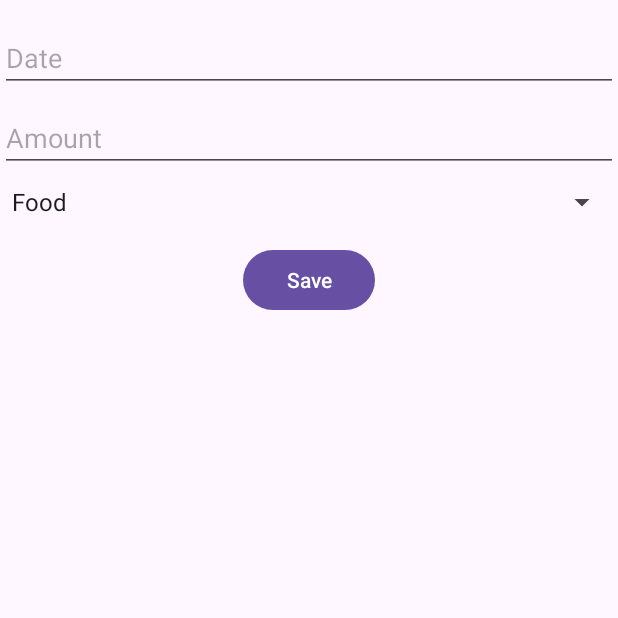
After one commit to bui-jeremy/JeremyBui-ExpenseApp, an Android app: the AddEditExpenseFragment screen opened through its navigation route, on a phone screen of 412 x 824 dp, the top half of it. The commit adds this screen. Run offline under Robolectric (Android 15) with nearby library versions, the phone set to English and light mode, and no system bars; our stand-ins replace data binding.

Commit message:
Can add a new expense to recycler view and clicking on existing view from list allows modification

```diff
--- a/app/src/main/AndroidManifest.xml
+++ b/app/src/main/AndroidManifest.xml
@@ -3,6 +3,7 @@
     xmlns:tools="http://schemas.android.com/tools">
 
     <application
+        android:name=".ExpenseApp"
         android:allowBackup="true"
         android:dataExtractionRules="@xml/data_extraction_rules"
         android:fullBackupContent="@xml/backup_rules"
--- /dev/null
+++ b/app/src/main/java/com/bignerdranch/android/jeremybui_expenseapp/AddEditExpenseFragment.kt
@@ -0,0 +1,118 @@
+package com.bignerdranch.android.jeremybui_expenseapp
+
+import android.os.Bundle
+import android.view.LayoutInflater
+import android.view.View
+import android.view.ViewGroup
+import android.widget.ArrayAdapter
+import androidx.fragment.app.Fragment
+import androidx.fragment.app.viewModels
+import androidx.navigation.fragment.findNavController
+import androidx.navigation.fragment.navArgs
+import com.bignerdranch.android.jeremybui_expenseapp.databinding.FragmentAddEditExpenseBinding
+import java.text.SimpleDateFormat
+import java.util.*
+
+class AddEditExpenseFragment : Fragment() {
+
+    private var _binding: FragmentAddEditExpenseBinding? = null
+    private val binding get() = _binding!!
+
+    private val args: AddEditExpenseFragmentArgs by navArgs()
+
+    private val viewModel: ExpenseViewModel by viewModels {
+        ExpenseViewModelFactory((activity?.application as ExpenseApp).repository)
+    }
+
+    override fun onCreateView(inflater: LayoutInflater, container: ViewGroup?, savedInstanceState: Bundle?): View {
+        _binding = FragmentAddEditExpenseBinding.inflate(inflater, container, false)
+        return binding.root
+    }
+
+    override fun onViewCreated(view: View, savedInstanceState: Bundle?) {
+        super.onViewCreated(view, savedInstanceState)
+
+        setupSpinner()
+
+        val expenseId = args.expenseId
+        if (expenseId > 0) {
+            viewModel.getExpenseById(expenseId).observe(viewLifecycleOwner) { expense ->
+                populateUiForEdit(expense)
+            }
+        }
+
+        binding.saveExpenseButton.setOnClickListener {
+            if (expenseId > 0) {
+                updateExpense(expenseId)
+            } else {
+                saveExpense()
+            }
+        }
+    }
+
+    // load existing data into addeditexpensefragment
+    private fun populateUiForEdit(expense: Expense) {
+        val dateFormat = SimpleDateFormat("MM/dd/yyyy", Locale.getDefault())
+        binding.editTextDate.setText(dateFormat.format(expense.date))
+        binding.editTextAmount.setText(expense.amount.toString())
+        val categories = resources.getStringArray(R.array.expense_categories)
+        binding.categorySpinner.setSelection(categories.indexOf(expense.category))
+    }
+
+    // load spinner using category array
+    private fun setupSpinner() {
+        val categories = resources.getStringArray(R.array.expense_categories)
+        val adapter = ArrayAdapter(requireContext(), android.R.layout.simple_spinner_item, categories)
+        adapter.setDropDownViewResource(android.R.layout.simple_spinner_dropdown_item)
+        binding.categorySpinner.adapter = adapter
+    }
+
+    // from btnSaveExpense to save into DB
+    private fun saveExpense() {
+        val (amount, date, category) = getExpenseInput()
+        if (amount != null && date != null) {
+            val expense = Expense(date = date, amount = amount, category = category)
+            viewModel.insert(expense)
+            findNavController().navigateUp()
+        }
+    }
+
+    // if we clicked view, then update the current existing entity
+    private fun updateExpense(id: Int) {
+        val (amount, date, category) = getExpenseInput()
+        if (amount != null && date != null) {
+            val expense = Expense(id = id, date = date, amount = amount, category = category)
+            viewModel.update(expense)
+            findNavController().navigateUp()
+        }
+    }
+
+    // parsing the form to add/modify entry in DB
+    private fun getExpenseInput(): Triple<Double?, Date?, String> {
+        val amount = binding.editTextAmount.text.toString().toDoubleOrNull()
+        val dateString = binding.editTextDate.text.toString()
+        val category = binding.categorySpinner.selectedItem.toString()
+
+        if (amount == null) {
+            return Triple(null, null, "")
+        }
+
+        val dateFormat = SimpleDateFormat("MM/dd/yyyy", Locale.getDefault())
+        val date = try {
+            dateFormat.parse(dateString)
+        } catch (e: Exception) {
+            null
+        }
+
+        if (date == null) {
+            return Triple(null, null, "")
+        }
+
+        return Triple(amount, date, category)
+    }
+
+    override fun onDestroyView() {
+        super.onDestroyView()
+        _binding = null
+    }
+}
--- /dev/null
+++ b/app/src/main/java/com/bignerdranch/android/jeremybui_expenseapp/ExpenseApp.kt
@@ -0,0 +1,10 @@
+package com.bignerdranch.android.jeremybui_expenseapp
+
+import android.app.Application
+
+class ExpenseApp : Application() {
+    val repository: ExpenseRepository by lazy {
+        val expenseDao = AppDatabase.getDatabase(this).expenseDao()
+        ExpenseRepository(expenseDao)
+    }
+}
--- /dev/null
+++ b/app/src/main/java/com/bignerdranch/android/jeremybui_expenseapp/ExpenseDao.kt
@@ -0,0 +1,23 @@
+package com.bignerdranch.android.jeremybui_expenseapp
+
+import androidx.lifecycle.LiveData
+import androidx.room.*
+
+@Dao
+interface ExpenseDao {
+    @Query("SELECT * FROM expenses ORDER BY date DESC")
+    fun getAllExpenses(): LiveData<List<Expense>>
+
+    @Insert(onConflict = OnConflictStrategy.REPLACE)
+    suspend fun insert(expense: Expense)
+
+    @Update
+    suspend fun update(expense: Expense)
+
+    @Delete
+    suspend fun delete(expense: Expense)
+
+    @Query("SELECT * FROM expenses WHERE id = :id LIMIT 1")
+    fun getExpenseById(id: Int): LiveData<Expense>
+
+}
--- /dev/null
+++ b/app/src/main/java/com/bignerdranch/android/jeremybui_expenseapp/ExpenseListFragment.kt
@@ -0,0 +1,56 @@
+// ExpensesListFragment.kt
+package com.bignerdranch.android.jeremybui_expenseapp
+
+import android.os.Bundle
+import android.view.LayoutInflater
+import android.view.View
+import android.view.ViewGroup
+import androidx.fragment.app.Fragment
+import androidx.fragment.app.viewModels
+import androidx.navigation.fragment.findNavController
+import androidx.recyclerview.widget.LinearLayoutManager
+import com.bignerdranch.android.jeremybui_expenseapp.databinding.FragmentExpensesListBinding
+
+class ExpensesListFragment : Fragment() {
+
+    private var _binding: FragmentExpensesListBinding? = null
+    private val binding get() = _binding!!
+
+    private val viewModel: ExpenseViewModel by viewModels {
+        ExpenseViewModelFactory((activity?.application as ExpenseApp).repository)
+    }
+
+    override fun onCreateView(inflater: LayoutInflater, container: ViewGroup?, savedInstanceState: Bundle?): View {
+        _binding = FragmentExpensesListBinding.inflate(inflater, container, false)
+        return binding.root
+    }
+
+    override fun onViewCreated(view: View, savedInstanceState: Bundle?) {
+        super.onViewCreated(view, savedInstanceState)
+        setupRecyclerView()
+
+        binding.btnAddExpense.setOnClickListener {
+            val action = ExpensesListFragmentDirections.actionExpensesListFragmentToAddEditExpenseFragment(0) // 0 for new expense
+            findNavController().navigate(action)
+        }
+    }
+
+    // setup the recyclerview for the list of expenses
+    private fun setupRecyclerView() {
+        val adapter = ExpensesAdapter { expense ->
+            val action = ExpensesListFragmentDirections.actionExpensesListFragmentToAddEditExpenseFragment(expense.id)
+            findNavController().navigate(action)
+        }
+        binding.expensesRecyclerView.adapter = adapter
+        binding.expensesRecyclerView.layoutManager = LinearLayoutManager(context)
+
+        viewModel.allExpenses.observe(viewLifecycleOwner) { expenses ->
+            adapter.submitList(expenses)
+        }
+    }
+
+    override fun onDestroyView() {
+        super.onDestroyView()
+        _binding = null
+    }
+}
--- /dev/null
+++ b/app/src/main/java/com/bignerdranch/android/jeremybui_expenseapp/ExpenseViewModelFactory.kt
@@ -0,0 +1,14 @@
+package com.bignerdranch.android.jeremybui_expenseapp
+
+import androidx.lifecycle.ViewModel
+import androidx.lifecycle.ViewModelProvider
+
+class ExpenseViewModelFactory(private val repository: ExpenseRepository) : ViewModelProvider.Factory {
+    override fun <T : ViewModel> create(modelClass: Class<T>): T {
+        if (modelClass.isAssignableFrom(ExpenseViewModel::class.java)) {
+            @Suppress("UNCHECKED_CAST")
+            return ExpenseViewModel(repository) as T
+        }
+        throw IllegalArgumentException("Unknown ViewModel class")
+    }
+}
--- a/app/src/main/res/layout/activity_main.xml
+++ b/app/src/main/res/layout/activity_main.xml
@@ -1,12 +1,12 @@
-<androidx.constraintlayout.widget.ConstraintLayout xmlns:android="http://schemas.android.com/apk/res/android"
+<?xml version="1.0" encoding="utf-8"?>
+<androidx.fragment.app.FragmentContainerView
+    xmlns:android="http://schemas.android.com/apk/res/android"
     xmlns:app="http://schemas.android.com/apk/res-auto"
     xmlns:tools="http://schemas.android.com/tools"
+    tools:context=".MainActivity"
+    android:id="@+id/nav_host_fragment"
     android:layout_width="match_parent"
     android:layout_height="match_parent"
-    tools:context="com.bignerdranch.android.jeremybui_expenseapp.MainActivity">
-    <androidx.fragment.app.FragmentContainerView
-        android:id="@+id/fragmentContainer"
-        android:layout_width="match_parent"
-        android:layout_height="match_parent"
-        android:name="com.bignerdranch.android.jeremybui_expenseapp.ExpensesListFragment" />
-</androidx.constraintlayout.widget.ConstraintLayout>
+    android:name="androidx.navigation.fragment.NavHostFragment"
+    app:navGraph="@navigation/nav_graph"
+    app:defaultNavHost="true" />
--- a/app/src/main/res/layout/fragment_add_edit_expense.xml
+++ b/app/src/main/res/layout/fragment_add_edit_expense.xml
@@ -1,6 +1,8 @@
 <?xml version="1.0" encoding="utf-8"?>
-<androidx.constraintlayout.widget.ConstraintLayout xmlns:android="http://schemas.android.com/apk/res/android"
-    xmlns:app="http://schemas.android.com/apk/res-auto"
+<layout xmlns:android="http://schemas.android.com/apk/res/android"
+    xmlns:app="http://schemas.android.com/apk/res-auto">
+
+    <androidx.constraintlayout.widget.ConstraintLayout
         android:layout_width="match_parent"
         android:layout_height="match_parent">
 
@@ -45,3 +47,4 @@
             android:layout_marginTop="16dp"/>
 
     </androidx.constraintlayout.widget.ConstraintLayout>
+</layout>
--- /dev/null
+++ b/app/src/main/res/navigation/nav_graph.xml
@@ -0,0 +1,27 @@
+<?xml version="1.0" encoding="utf-8"?>
+<navigation xmlns:android="http://schemas.android.com/apk/res/android"
+    xmlns:app="http://schemas.android.com/apk/res-auto"
+    xmlns:tools="http://schemas.android.com/tools"
+    app:startDestination="@id/expensesListFragment">
+
+    <fragment
+        android:id="@+id/expensesListFragment"
+        android:name="com.bignerdranch.android.jeremybui_expenseapp.ExpensesListFragment"
+        android:label="Expenses List">
+        <action
+            android:id="@+id/action_expensesListFragment_to_addEditExpenseFragment"
+            app:destination="@id/addEditExpenseFragment" />
+    </fragment>
+
+    <fragment
+        android:id="@+id/addEditExpenseFragment"
+        android:name="com.bignerdranch.android.jeremybui_expenseapp.AddEditExpenseFragment"
+        android:label="fragment_add_edit_expense"
+        tools:layout="@layout/fragment_add_edit_expense" >
+        <argument
+            android:name="expenseId"
+            app:argType="integer"
+            android:defaultValue="-1" />
+    </fragment>
+
+</navigation>
--- a/app/src/main/res/values/strings.xml
+++ b/app/src/main/res/values/strings.xml
@@ -3,4 +3,15 @@
     <string name="amount_hint">Amount</string>
     <string name="save">Save</string>
     <string name="date">Date</string>
+    <string name="add_expense">Add Expense</string>
+    <string name="personal_expense_tracker">Personal Expense Tracker</string>
+    <string-array name="expense_categories">
+        <item>Food</item>
+        <item>Entertainment</item>
+        <item>Housing</item>
+        <item>Utilities</item>
+        <item>Fuel</item>
+        <item>Automotive</item>
+        <item>Misc</item>
+    </string-array>
 </resources>
--- a/build.gradle.kts
+++ b/build.gradle.kts
@@ -1,5 +1,5 @@
-// Top-level build file where you can add configuration options common to all sub-projects/modules.
 plugins {
     id("com.android.application") version "8.2.2" apply false
     id("org.jetbrains.kotlin.android") version "1.9.22" apply false
+    id ("androidx.navigation.safeargs.kotlin") version "2.5.3" apply false
 }
```
Also changed, not shown: app/build.gradle.kts (+20 -0 lines), app/src/main/java/com/bignerdranch/android/jeremybui_expenseapp/AppDatabase.kt (added, +34 -0 lines), app/src/main/java/com/bignerdranch/android/jeremybui_expenseapp/Converters.kt (added, +16 -0 lines), app/src/main/java/com/bignerdranch/android/jeremybui_expenseapp/Expense.kt (+11 -2 lines), app/src/main/java/com/bignerdranch/android/jeremybui_expenseapp/ExpenseRepository.kt (added, +25 -0 lines), app/src/main/java/com/bignerdranch/android/jeremybui_expenseapp/ExpenseViewModel.kt (added, +24 -0 lines), app/src/main/java/com/bignerdranch/android/jeremybui_expenseapp/ExpensesAdapter.kt (added, +45 -0 lines), app/src/main/res/layout/fragment_expenses_list.xml (+31 -7 lines), app/src/main/res/layout/item_expense.xml (+17 -5 lines). Lines whose indentation alone changed are shown as unchanged.
